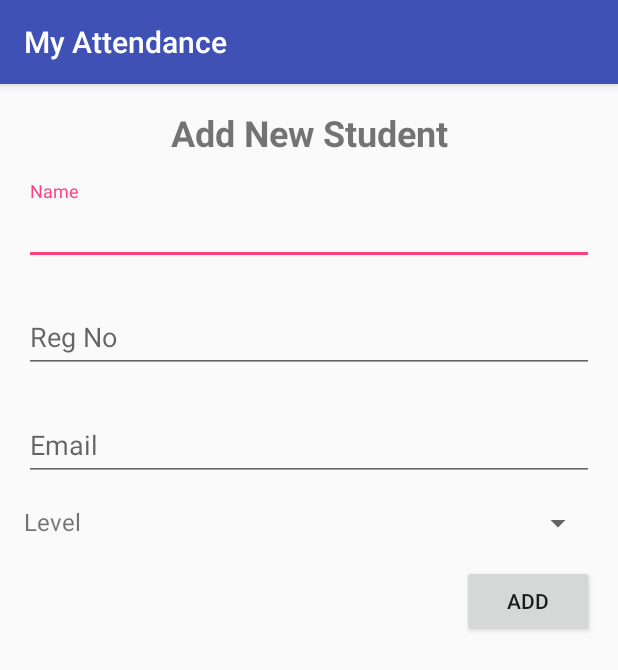
After one commit to AmPaschal/MyAttendance, an Android app: the AddStudentActivity screen opened directly, with no data from a screen before it, on a phone screen of 412 x 824 dp. The commit adds this screen. Shown: the top 670 px of the screen. Run offline under Robolectric (Android 15) with nearby library versions, the phone set to English and light mode, and no system bars.

Commit message:
Another commit

```diff
--- a/app/build.gradle
+++ b/app/build.gradle
@@ -21,6 +21,7 @@ android {
 
 dependencies {
     implementation fileTree(include: ['*.jar'], dir: 'libs')
+    implementation 'com.android.support:recyclerview-v7:28.0.0-alpha1'
     implementation 'com.android.support:appcompat-v7:28.0.0-alpha1'
     implementation 'com.android.support.constraint:constraint-layout:1.1.2'
     implementation 'com.android.support:support-annotations:27.1.1'
--- /dev/null
+++ b/app/src/main/java/com/example/ampaschal/myattendance/AddStudentActivity.java
@@ -0,0 +1,35 @@
+package com.example.ampaschal.myattendance;
+
+import android.support.design.widget.TextInputEditText;
+import android.support.v7.app.AppCompatActivity;
+import android.os.Bundle;
+import android.view.View;
+import android.widget.Button;
+import android.widget.Spinner;
+
+public class AddStudentActivity extends AppCompatActivity {
+
+    private TextInputEditText etName, etRegNo, etEmail;
+    private Spinner spinner;
+    private Button btAddStudent;
+
+    @Override
+    protected void onCreate(Bundle savedInstanceState) {
+        super.onCreate(savedInstanceState);
+        setContentView(R.layout.activity_add_student);
+
+        etName = findViewById(R.id.etName);
+        etRegNo = findViewById(R.id.etRegNo);
+        etEmail = findViewById(R.id.etEmail);
+
+        btAddStudent = findViewById(R.id.btAddStudent);
+        spinner = findViewById(R.id.spinner);
+
+        btAddStudent.setOnClickListener(new View.OnClickListener() {
+            @Override
+            public void onClick(View view) {
+                //String name =
+            }
+        });
+    }
+}
--- a/app/src/main/java/com/example/ampaschal/myattendance/MainActivity.java
+++ b/app/src/main/java/com/example/ampaschal/myattendance/MainActivity.java
@@ -35,7 +35,7 @@ implements CourseAdapter.OnCourseItemClick{
         Toolbar toolbar = (Toolbar) findViewById(R.id.toolbar);
         setSupportActionBar(toolbar);
 
-        appDatabase = AppDatabase.getInsstance(this);
+        appDatabase = AppDatabase.getInstance(this);
         recyclerView = findViewById(R.id.rv_courses);
         recyclerView.setLayoutManager(new LinearLayoutManager(this));
         courseList = appDatabase.courseDao().getallCourses();
--- a/app/src/main/java/com/example/ampaschal/myattendance/adapters/AttendanceAdapter.java
+++ b/app/src/main/java/com/example/ampaschal/myattendance/adapters/AttendanceAdapter.java
@@ -35,7 +35,7 @@ public class AttendanceAdapter extends RecyclerView.Adapter<AttendanceAdapter.At
         }
     }
 
-    public AttendanceAdapter(Context context, List list){
+    public AttendanceAdapter(Context context, List<RetreivedStudent> list){
         this.retreivedStudentList = list;
         this.context = context;
         //Log.d("Debug", list.toString());
--- a/app/src/main/java/com/example/ampaschal/myattendance/database/AppDatabase.java
+++ b/app/src/main/java/com/example/ampaschal/myattendance/database/AppDatabase.java
@@ -29,7 +29,7 @@ public abstract class AppDatabase extends RoomDatabase{
     private static Object LOCK = new Object();
     private static volatile AppDatabase sInsstance;
 
-    public static AppDatabase getInsstance(Context context){
+    public static AppDatabase getInstance(Context context){
         if (sInsstance == null) {
             synchronized (LOCK){
                 if (sInsstance == null){
--- /dev/null
+++ b/app/src/main/res/layout/activity_add_student.xml
@@ -0,0 +1,92 @@
+<?xml version="1.0" encoding="utf-8"?>
+<ScrollView xmlns:android="http://schemas.android.com/apk/res/android"
+    android:layout_width="match_parent"
+    android:layout_height="match_parent"
+    android:padding="16dp">
+
+    <LinearLayout
+        android:layout_width="match_parent"
+        android:layout_height="wrap_content"
+        android:orientation="vertical">
+
+        <TextView
+            android:layout_width="match_parent"
+            android:layout_height="wrap_content"
+            android:gravity="center"
+            android:text="Add New Student"
+            android:textSize="24sp"
+            android:textStyle="bold"
+            android:layout_marginBottom="16dp"/>
+
+        <android.support.design.widget.TextInputLayout
+            android:layout_width="match_parent"
+            android:layout_height="wrap_content"
+            android:layout_marginBottom="16dp"
+            android:hint="Name"
+            style="@style/Widget.MaterialComponents.TextInputLayout.OutlineBox">
+            <android.support.design.widget.TextInputEditText
+                android:layout_width="match_parent"
+                android:layout_height="wrap_content"
+                android:id="@+id/etName"
+                android:inputType="text"/>
+        </android.support.design.widget.TextInputLayout>
+
+        <android.support.design.widget.TextInputLayout
+            android:layout_width="match_parent"
+            android:layout_height="wrap_content"
+            android:layout_marginBottom="16dp"
+            android:hint="Reg No"
+            style="@style/Widget.MaterialComponents.TextInputLayout.OutlineBox">
+            <android.support.design.widget.TextInputEditText
+                android:layout_width="match_parent"
+                android:layout_height="wrap_content"
+                android:id="@+id/etRegNo"
+                android:inputType="number"/>
+        </android.support.design.widget.TextInputLayout>
+
+        <android.support.design.widget.TextInputLayout
+            android:layout_width="match_parent"
+            android:layout_height="wrap_content"
+            android:layout_marginBottom="16dp"
+            android:hint="Email"
+            style="@style/Widget.MaterialComponents.TextInputLayout.OutlineBox">
+            <android.support.design.widget.TextInputEditText
+                android:layout_width="match_parent"
+                android:layout_height="wrap_content"
+                android:id="@+id/etEmail"
+                android:inputType="textEmailAddress"/>
+        </android.support.design.widget.TextInputLayout>
+
+        <LinearLayout
+            android:layout_width="match_parent"
+            android:layout_height="wrap_content"
+            android:layout_marginBottom="16dp"
+            android:orientation="horizontal">
+
+            <TextView
+                android:layout_width="wrap_content"
+                android:layout_height="wrap_content"
+                android:layout_weight="0"
+                android:layout_marginRight="16dp"
+                android:text="Level"
+                android:textSize="16sp"/>
+
+            <Spinner
+                android:id="@+id/spinner"
+                android:layout_width="0dp"
+                android:layout_height="wrap_content"
+                android:layout_weight="1"/>
+
+        </LinearLayout>
+
+        <Button
+            android:layout_width="wrap_content"
+            android:layout_height="wrap_content"
+            android:id="@+id/btAddStudent"
+            android:layout_gravity="end"
+            android:text="Add"/>
+
+    </LinearLayout>
+
+
+</ScrollView>
--- a/app/src/main/res/menu/menu_main.xml
+++ b/app/src/main/res/menu/menu_main.xml
@@ -3,8 +3,8 @@
     xmlns:tools="http://schemas.android.com/tools"
     tools:context="com.example.ampaschal.myattendance.MainActivity">
     <item
-        android:id="@+id/action_settings"
+        android:id="@+id/action_populate"
         android:orderInCategory="100"
-        android:title="@string/action_settings"
+        android:title="Populate List"
         app:showAsAction="never" />
 </menu>
```
Also changed, not shown: app/src/main/AndroidManifest.xml (+9 -6 lines), app/src/main/java/com/example/ampaschal/myattendance/AttendanceActivity.java (+77 -4 lines), app/src/main/java/com/example/ampaschal/myattendance/MyDividerItemDecoration.java (added, +102 -0 lines), app/src/main/java/com/example/ampaschal/myattendance/database/DatabaseHelper.java (+19 -1 lines), app/src/main/res/layout/activity_attendance.xml (added, +27 -0 lines), app/src/main/res/layout/attendance_list_item.xml (+11 -7 lines), app/src/main/res/layout/content_attendance.xml (added, +63 -0 lines), app/src/main/res/layout/content_main.xml (+17 -11 lines), app/src/main/res/layout/course_list_item.xml (added, +49 -0 lines), app/src/main/res/values/strings.xml (+10 -0 lines).
